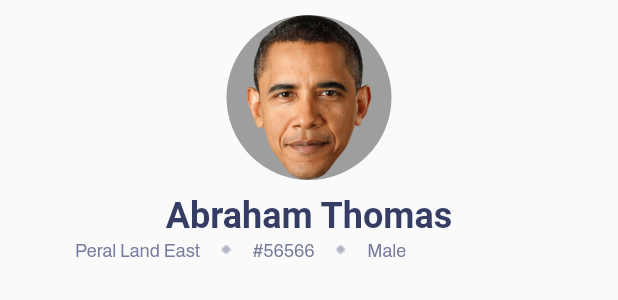
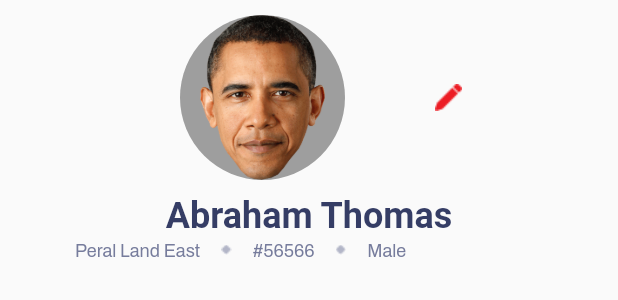
Before and after one commit to mayurpatil2991997/edstem_task_flutter, a Flutter app: the UserImageWidget widget shown alone on an empty page, opened directly, on a phone screen of 412 x 824 dp. Shown: the top 300 px of the screen. Run offline on Flutter 3.47's test engine with Material 2 defaults, Android fonts, the phone set to English and light mode, and no system bars; our stand-ins replace google_fonts; network calls fail; Roboto replaces fonts that are missing (Playfair Display SC).

```diff
--- a/lib/widgets/user_image/user_image_widget.dart
+++ b/lib/widgets/user_image/user_image_widget.dart
@@ -13,6 +13,10 @@ class _UserImageWidgetState extends State<UserImageWidget> {
   Widget build(BuildContext context) {
     return Column(
       children: [
+        Padding(
+          padding: const EdgeInsets.only(left: 110.0),
+          child: Row(
+            children: [
               Container(
                 margin: const EdgeInsets.all(10.0),
                 height: 110.0,
@@ -27,6 +31,16 @@ class _UserImageWidgetState extends State<UserImageWidget> {
                     'assets/images/face.png',
                     // fit: BoxFit.contain,
                   ),
+                ),
+              ),
+              const SizedBox(
+                width: 50.0,
+              ),
+              Image.asset(
+                "assets/images/edit.png",
+                fit: BoxFit.fill,
+              ),
+            ],
           ),
         ),
         const TextWidget(
```
Lines whose indentation alone changed are shown as unchanged.
